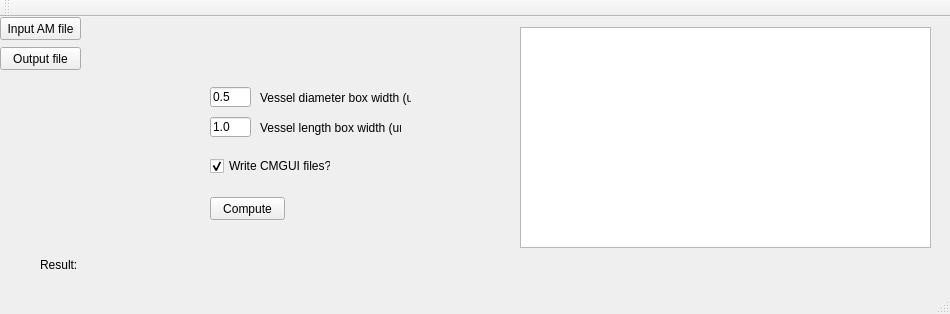
First picture: the form in Qt/Translater/mainwindow.ui, repository gibbogle/vessel-tools, before the edit.
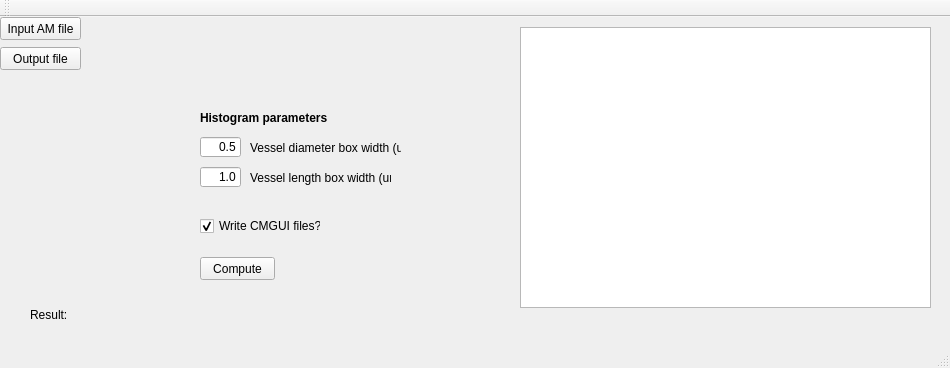
Second picture: the form after the edit.

The edit to the form file:
```diff
--- a/Qt/Translater/mainwindow.ui
+++ b/Qt/Translater/mainwindow.ui
@@ -7,7 +7,7 @@
     <x>0</x>
     <y>0</y>
     <width>950</width>
-    <height>314</height>
+    <height>368</height>
    </rect>
   </property>
   <property name="windowTitle">
@@ -43,8 +43,8 @@
    <widget class="QPushButton" name="pushButtonCompute">
     <property name="geometry">
      <rect>
-      <x>210</x>
-      <y>180</y>
+      <x>200</x>
+      <y>240</y>
       <width>75</width>
       <height>23</height>
      </rect>
@@ -56,8 +56,8 @@
    <widget class="QLabel" name="label">
     <property name="geometry">
      <rect>
-      <x>40</x>
-      <y>240</y>
+      <x>30</x>
+      <y>290</y>
       <width>41</width>
       <height>16</height>
      </rect>
@@ -69,10 +69,10 @@
    <widget class="QLabel" name="labelResult">
     <property name="geometry">
      <rect>
-      <x>80</x>
-      <y>240</y>
-      <width>491</width>
-      <height>16</height>
+      <x>70</x>
+      <y>290</y>
+      <width>861</width>
+      <height>21</height>
      </rect>
     </property>
     <property name="text">
@@ -85,7 +85,7 @@
       <x>520</x>
       <y>10</y>
       <width>411</width>
-      <height>221</height>
+      <height>281</height>
      </rect>
     </property>
    </widget>
@@ -118,8 +118,8 @@
    <widget class="QCheckBox" name="checkBoxCreateCmgui">
     <property name="geometry">
      <rect>
-      <x>210</x>
-      <y>140</y>
+      <x>200</x>
+      <y>200</y>
       <width>121</width>
       <height>18</height>
      </rect>
@@ -134,8 +134,8 @@
    <widget class="QLineEdit" name="lineEdit_ddiam">
     <property name="geometry">
      <rect>
-      <x>210</x>
-      <y>70</y>
+      <x>200</x>
+      <y>120</y>
       <width>41</width>
       <height>20</height>
      </rect>
@@ -143,12 +143,15 @@
     <property name="text">
      <string>0.5</string>
     </property>
+    <property name="alignment">
+     <set>Qt::AlignRight|Qt::AlignTrailing|Qt::AlignVCenter</set>
+    </property>
    </widget>
    <widget class="QLineEdit" name="lineEdit_dlen">
     <property name="geometry">
      <rect>
-      <x>210</x>
-      <y>100</y>
+      <x>200</x>
+      <y>150</y>
       <width>41</width>
       <height>20</height>
      </rect>
@@ -156,12 +159,15 @@
     <property name="text">
      <string>1.0</string>
     </property>
+    <property name="alignment">
+     <set>Qt::AlignRight|Qt::AlignTrailing|Qt::AlignVCenter</set>
+    </property>
    </widget>
    <widget class="QLabel" name="label_ddiam">
     <property name="geometry">
      <rect>
-      <x>260</x>
-      <y>70</y>
+      <x>250</x>
+      <y>120</y>
       <width>151</width>
       <height>21</height>
      </rect>
@@ -173,8 +179,8 @@
    <widget class="QLabel" name="label_dlen">
     <property name="geometry">
      <rect>
-      <x>260</x>
-      <y>100</y>
+      <x>250</x>
+      <y>150</y>
       <width>141</width>
       <height>21</height>
      </rect>
@@ -183,6 +189,25 @@
      <string>Vessel length box width (um)</string>
     </property>
    </widget>
+   <widget class="QLabel" name="label_histogram">
+    <property name="geometry">
+     <rect>
+      <x>200</x>
+      <y>90</y>
+      <width>141</width>
+      <height>21</height>
+     </rect>
+    </property>
+    <property name="font">
+     <font>
+      <weight>75</weight>
+      <bold>true</bold>
+     </font>
+    </property>
+    <property name="text">
+     <string>Histogram parameters</string>
+    </property>
+   </widget>
   </widget>
   <widget class="QMenuBar" name="menuBar">
    <property name="geometry">
```
Left out of the diff: 2 changed lines with no effect on the pictures.
